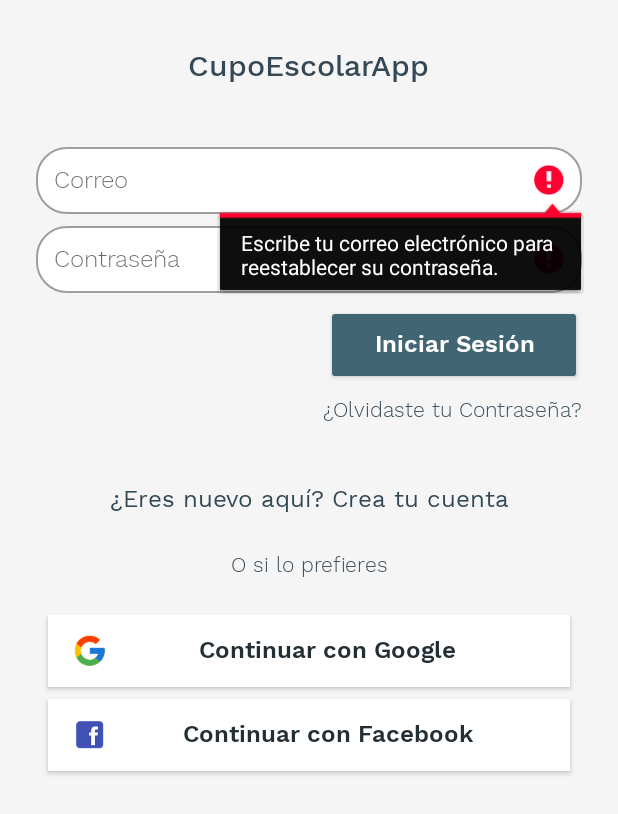
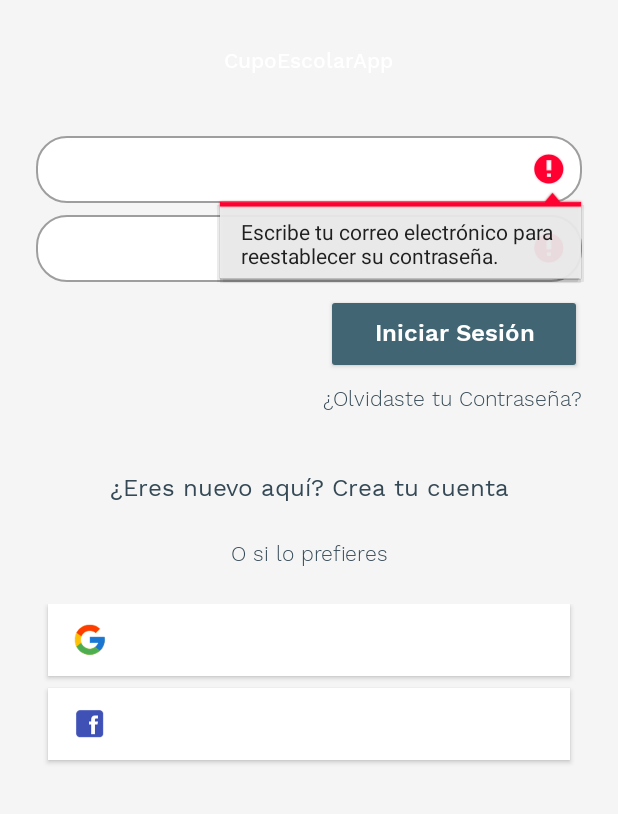
Before and after one commit to jestrada-dev/CupoEscolarApp, an Android app: the LoginActivity screen opened directly, with no data from a screen before it, after a tap on "¿Olvidaste tu Contraseña?", on a phone screen of 412 x 824 dp. Shown: the top 814 px of the screen. Run offline under Robolectric (Android 15) with nearby library versions, the phone set to English and light mode, and no system bars; our stand-ins replace ButterKnife, Firebase (no records; nobody signed in at launch, a user with empty details on screens opened directly); 1 statement that could not run was skipped; 1 other tap on this screen came first.

Commit message:
Cambios no organizados.

```diff
--- a/app/build.gradle
+++ b/app/build.gradle
@@ -26,6 +26,8 @@ dependencies {
     implementation 'com.android.support:appcompat-v7:28.0.0-alpha3'
     implementation 'com.android.support.constraint:constraint-layout:1.1.2'
 
+    //implementation 'com.google.android.material:material:1.0.0-beta01'
+
     implementation 'com.jakewharton:butterknife:8.8.1'
     annotationProcessor 'com.jakewharton:butterknife-compiler:8.8.1'
 
--- a/app/src/main/AndroidManifest.xml
+++ b/app/src/main/AndroidManifest.xml
@@ -13,16 +13,18 @@
         android:roundIcon="@mipmap/ic_launcher_round"
         android:supportsRtl="true"
         android:theme="@style/AppTheme">
-        <activity android:name=".login.view.LoginActivity"/>
-        <activity android:name=".login.view.SignUpActivity"/>
+        <activity android:name=".login.view.LoginActivity" />
+        <activity android:name=".login.view.SignUpActivity" />
         <activity
             android:name=".login.view.SplashScreenActivity"
             android:theme="@style/SplashScreen">
             <intent-filter>
                 <action android:name="android.intent.action.MAIN" />
+
                 <category android:name="android.intent.category.LAUNCHER" />
             </intent-filter>
         </activity>
+        <activity android:name=".login.view.MainActivity"></activity>
     </application>
 
 </manifest>
--- a/app/src/main/java/co/jestrada/cupoescolarapp/login/contract/ILoginContract.java
+++ b/app/src/main/java/co/jestrada/cupoescolarapp/login/contract/ILoginContract.java
@@ -12,7 +12,6 @@ public interface ILoginContract {
         void goToMain();
         void enableFields(boolean enable);
 
-        void goToEnrolledStudents();
     }
 
     interface ILoginPresenter extends IBaseContract.IBasePresenter{
--- a/app/src/main/java/co/jestrada/cupoescolarapp/login/view/LoginActivity.java
+++ b/app/src/main/java/co/jestrada/cupoescolarapp/login/view/LoginActivity.java
@@ -94,12 +94,6 @@ ILoginContract.ILoginView{
         btnSignInFacebook.setEnabled(enable);
     }
 
-    public void goToEnrolledStudents(){
-/*        Intent intent = new Intent(this, EnrolledStudentsActivity.class);
-        intent.setFlags(Intent.FLAG_ACTIVITY_NEW_TASK | Intent.FLAG_ACTIVITY_CLEAR_TASK);
-        startActivity(intent);*/
-    }
-
     @OnClick(R.id.btn_sign_in_email_password)
     public void signInEmailPassword(){
         mLoginPresenter.signInEmailPassword(etEmail, etPassword);
@@ -107,10 +101,6 @@ ILoginContract.ILoginView{
 
     @OnClick(R.id.tv_forget_password)
     public void forgetPassword(){
-        goToForgetPassword();
-    }
-
-    private void goToForgetPassword() {
         mLoginPresenter.forgetMyPassword(etEmail);
     }
 
--- a/app/src/main/res/values/styles.xml
+++ b/app/src/main/res/values/styles.xml
@@ -1,28 +1,24 @@
 <resources>
 
     <!-- Base application theme. -->
-    <style name="AppTheme" parent="Theme.AppCompat.Light.NoActionBar">
+    <style name="AppTheme" parent="Theme.AppCompat.NoActionBar">
         <!-- Customize your theme here. -->
         <item name="colorPrimary">@color/colorPrimary</item>
         <item name="colorPrimaryDark">@color/colorPrimaryDark</item>
         <item name="colorAccent">@color/colorAccent</item>
-        <item name="android:textColorPrimary">@color/colorPrimaryText</item>
-        <item name="android:textColorSecondary">@color/colorSecondaryText</item>
-        <item name="android:colorButtonNormal">@color/colorPrimaryLight</item>
+        <item name="textColorPrimary">@color/colorPrimaryText</item>
+        <item name="textColorSecondary">@color/colorSecondaryText</item>
+        <item name="colorButtonNormal">@color/colorPrimaryLight</item>
     </style>
 
     <style name="SplashScreen" parent="Theme.AppCompat.NoActionBar">
         <item name="android:windowBackground">@drawable/splash_screen</item>
     </style>
 
-    <style name="Widget.Design.TextInputLayout" parent="Widget.MaterialComponents.TextInputLayout.OutlinedBox">
-
-    </style>
-
     <style name="TextTitle" parent="TextAppearance.AppCompat">
-        <item name="android:textColor">@color/colorPrimary</item>
-        <item name="android:fontFamily">@font/worksans_medium</item>
-        <item name="android:textSize">20sp</item>
+        <item name="textColor">@color/colorPrimary</item>
+        <item name="fontFamily">@font/worksans_medium</item>
+        <item name="textSize">20sp</item>
     </style>
 
     <style name="TextSubtitle1" parent="TextAppearance.AppCompat">
```
Also changed, not shown: app/src/main/java/co/jestrada/cupoescolarapp/login/view/MainActivity.java (added, +15 -0 lines), app/src/main/res/layout/activity_main.xml (added, +10 -0 lines).
